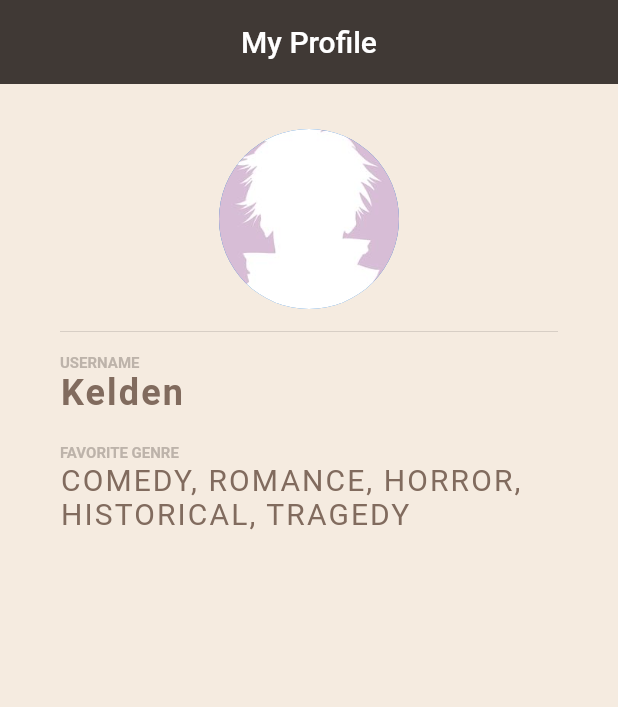
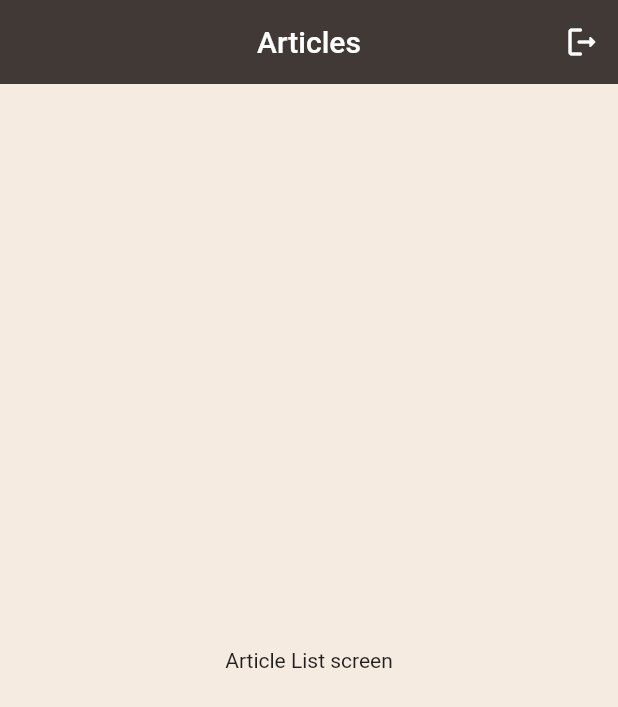
Before and after one commit to Wapks/MangaReads, a Flutter app: the screen it shows after launch, on a phone screen of 412 x 824 dp. Shown: the top 707 px of the screen. Run offline on Flutter 3.47's test engine with Material 2 defaults, Android fonts, the phone set to English and light mode, and no system bars.

Commit message:
routes setup

```diff
--- a/lib/main.dart
+++ b/lib/main.dart
@@ -1,4 +1,8 @@
 import 'package:flutter/material.dart';
+import 'package:hello_flutter/screens/article_detail.dart';
+import 'package:hello_flutter/screens/article_list.dart';
+import 'package:hello_flutter/screens/login.dart';
+import 'package:hello_flutter/screens/profile.dart';
 
 void main() {
   runApp(const MyApp());
@@ -10,63 +14,15 @@ class MyApp extends StatelessWidget {
   // This widget is the root of your application.
   @override
   Widget build(BuildContext context) {
-    return const MaterialApp(
-      title: 'MyMangaList',
-      home: Profile(),
-    );
+    return MaterialApp(
+        debugShowCheckedModeBanner: false,
+        title: 'MyComicList',
+        initialRoute: '/articles',
+        routes: {
+          '/login': (context) => const Login(),
+          '/profile': (context) => const Profile(),
+          '/articles': (context) => const ArticleList(),
+          '/article-details': (context) => const ArticleDetail()
+        });
   }
 }
-
-class Profile extends StatelessWidget {
-  const Profile({Key? key}) : super(key: key);
-
-  @override
-  Widget build(BuildContext context) {
-    return Scaffold(
-        backgroundColor: const Color.fromRGBO(245, 235, 224, 1),
-        appBar: AppBar(
-            backgroundColor: Color.fromRGBO(64, 57, 53, 1),
-            title: const Text('My Profile'),
-            centerTitle: true,
-            elevation: 0.0),
-        body: Padding(
-            padding: EdgeInsets.fromLTRB(40, 30, 40, 0),
-            child: Column(
-                crossAxisAlignment: CrossAxisAlignment.start,
-                children: const <Widget>[
-                  Center(
-                      child: CircleAvatar(
-                    backgroundImage: AssetImage('assets/avatars/default.jpg'),
-                    radius: 60,
-                  )),
-                  Divider(
-                    height: 30,
-                  ),
-                  Text("USERNAME",
-                      style: TextStyle(
-                          color: Color.fromRGBO(189, 179, 170, 1),
-                          fontSize: 10.0,
-                          fontWeight: FontWeight.bold)),
-                  Text('Kelden',
-                      style: TextStyle(
-                          color: Color.fromARGB(255, 129, 107, 94),
-                          letterSpacing: 1.4,
-                          fontSize: 24.0,
-                          fontWeight: FontWeight.bold)),
-                  SizedBox(height: 20),
-                  Text("FAVORITE GENRE",
-                      style: TextStyle(
-                          color: Color.fromRGBO(189, 179, 170, 1),
-                          fontSize: 10.0,
-                          fontWeight: FontWeight.bold)),
-                  Text('COMEDY, ROMANCE, HORROR, HISTORICAL, TRAGEDY',
-                      style: TextStyle(
-                          color: Color.fromARGB(255, 129, 107, 94),
-                          letterSpacing: 1.4,
-                          fontSize: 20.0,
-                          fontWeight: FontWeight.w400)),
-                ])));
-  }
-}
-
-// Color.fromRGBO(245, 235, 224, 1)
--- /dev/null
+++ b/lib/screens/article_list.dart
@@ -0,0 +1,25 @@
+import 'package:flutter/material.dart';
+
+class ArticleList extends StatelessWidget {
+  const ArticleList({Key? key}) : super(key: key);
+
+  @override
+  Widget build(BuildContext context) {
+    return Scaffold(
+        backgroundColor: const Color.fromRGBO(245, 235, 224, 1),
+        appBar: AppBar(
+            backgroundColor: const Color.fromRGBO(64, 57, 53, 1),
+            title: const Text('Articles'),
+            centerTitle: true,
+            elevation: 0.0,
+            actions: <Widget>[
+              IconButton(
+                  icon: const Icon(Icons.logout_rounded),
+                  tooltip: 'Logout',
+                  onPressed: () {
+                    Navigator.pushReplacementNamed(context, '/login');
+                  }),
+            ]),
+        body: const Center(child: Text('Article List screen')));
+  }
+}
```
Also changed, not shown: lib/screens/article_detail.dart (added, +25 -0 lines), lib/screens/login.dart (added, +18 -0 lines), lib/screens/profile.dart (added, +61 -0 lines).
